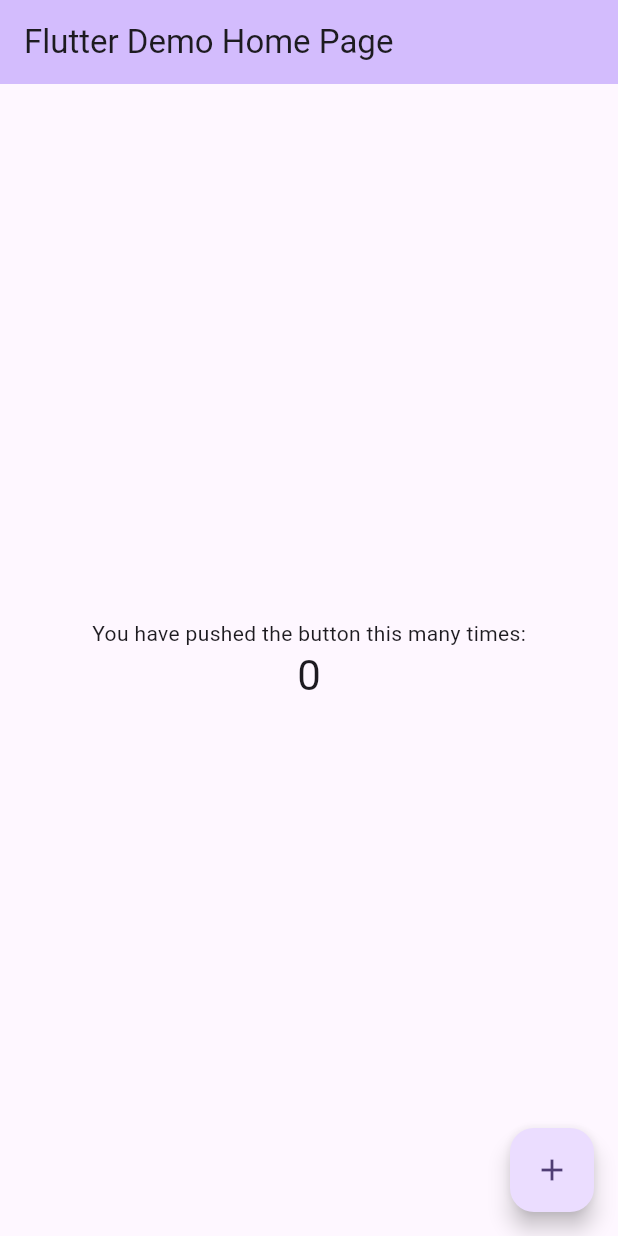
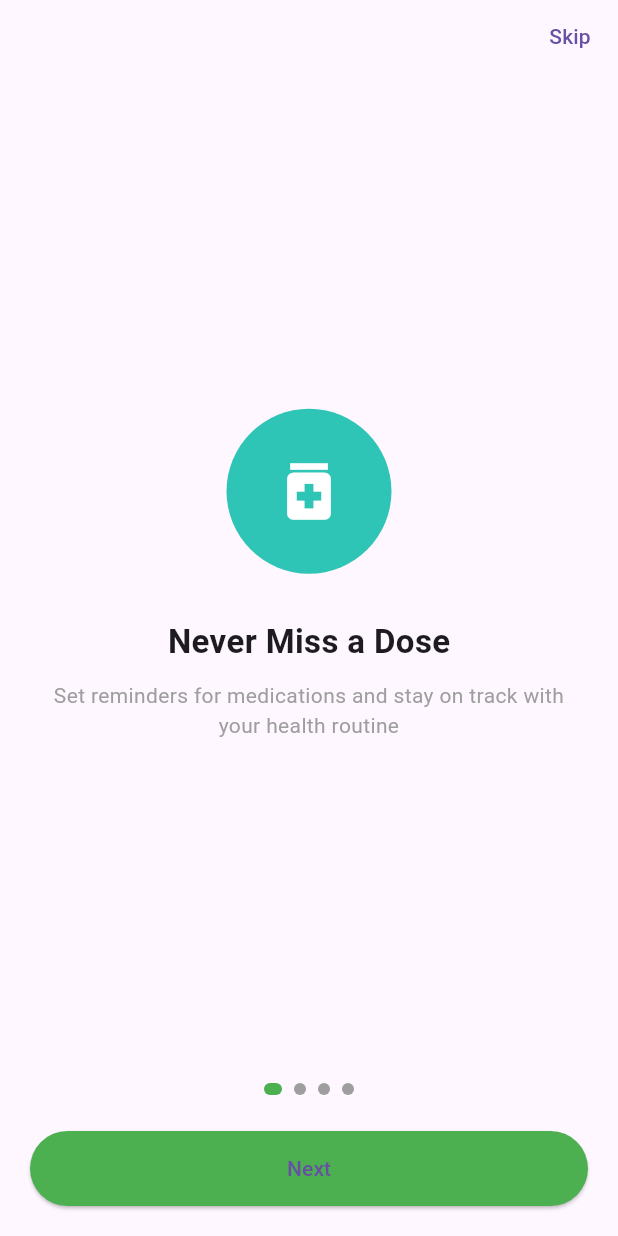
Before and after one commit to Abenezer-se/medicine-reminder-app, a Flutter app: the screen it shows after launch, on a phone screen of 412 x 824 dp. Run offline on Flutter 3.47's test engine with Material 3 defaults, Android fonts, the phone set to English and light mode, and no system bars.

Commit message:
added the onboarding screens, the home screen , the setting screen, drawer navigation, etc.

```diff
--- /dev/null
+++ b/lib/constants/colors.dart
@@ -0,0 +1,6 @@
+import 'package:flutter/material.dart';
+
+class AppColors {
+  static const primary = Color(0xFF2EC4B6);
+  static const grey = Colors.grey;
+}
--- a/lib/main.dart
+++ b/lib/main.dart
@@ -1,122 +1,18 @@
 import 'package:flutter/material.dart';
+import 'screen/onboarding_screen.dart';
 
 void main() {
-  runApp(const MyApp());
+  runApp(const MeditimeApp());
 }
 
-class MyApp extends StatelessWidget {
-  const MyApp({super.key});
+class MeditimeApp extends StatelessWidget {
+  const MeditimeApp({super.key});
 
-  // This widget is the root of your application.
   @override
   Widget build(BuildContext context) {
-    return MaterialApp(
-      title: 'Flutter Demo',
-      theme: ThemeData(
-        // This is the theme of your application.
-        //
-        // TRY THIS: Try running your application with "flutter run". You'll see
-        // the application has a purple toolbar. Then, without quitting the app,
-        // try changing the seedColor in the colorScheme below to Colors.green
-        // and then invoke "hot reload" (save your changes or press the "hot
-        // reload" button in a Flutter-supported IDE, or press "r" if you used
-        // the command line to start the app).
-        //
-        // Notice that the counter didn't reset back to zero; the application
-        // state is not lost during the reload. To reset the state, use hot
-        // restart instead.
-        //
-        // This works for code too, not just values: Most code changes can be
-        // tested with just a hot reload.
-        colorScheme: .fromSeed(seedColor: Colors.deepPurple),
-      ),
-      home: const MyHomePage(title: 'Flutter Demo Home Page'),
+    return const MaterialApp(
+      debugShowCheckedModeBanner: false,
+      home: OnboardingScreen(),
     );
   }
 }
-
-class MyHomePage extends StatefulWidget {
-  const MyHomePage({super.key, required this.title});
-
-  // This widget is the home page of your application. It is stateful, meaning
-  // that it has a State object (defined below) that contains fields that affect
-  // how it looks.
-
-  // This class is the configuration for the state. It holds the values (in this
-  // case the title) provided by the parent (in this case the App widget) and
-  // used by the build method of the State. Fields in a Widget subclass are
-  // always marked "final".
-
-  final String title;
-
-  @override
-  State<MyHomePage> createState() => _MyHomePageState();
-}
-
-class _MyHomePageState extends State<MyHomePage> {
-  int _counter = 0;
-
-  void _incrementCounter() {
-    setState(() {
-      // This call to setState tells the Flutter framework that something has
-      // changed in this State, which causes it to rerun the build method below
-      // so that the display can reflect the updated values. If we changed
-      // _counter without calling setState(), then the build method would not be
-      // called again, and so nothing would appear to happen.
-      _counter++;
-    });
-  }
-
-  @override
-  Widget build(BuildContext context) {
-    // This method is rerun every time setState is called, for instance as done
-    // by the _incrementCounter method above.
-    //
-    // The Flutter framework has been optimized to make rerunning build methods
-    // fast, so that you can just rebuild anything that needs updating rather
-    // than having to individually change instances of widgets.
-    return Scaffold(
-      appBar: AppBar(
-        // TRY THIS: Try changing the color here to a specific color (to
-        // Colors.amber, perhaps?) and trigger a hot reload to see the AppBar
-        // change color while the other colors stay the same.
-        backgroundColor: Theme.of(context).colorScheme.inversePrimary,
-        // Here we take the value from the MyHomePage object that was created by
-        // the App.build method, and use it to set our appbar title.
-        title: Text(widget.title),
-      ),
-      body: Center(
-        // Center is a layout widget. It takes a single child and positions it
-        // in the middle of the parent.
-        child: Column(
-          // Column is also a layout widget. It takes a list of children and
-          // arranges them vertically. By default, it sizes itself to fit its
-          // children horizontally, and tries to be as tall as its parent.
-          //
-          // Column has various properties to control how it sizes itself and
-          // how it positions its children. Here we use mainAxisAlignment to
-          // center the children vertically; the main axis here is the vertical
-          // axis because Columns are vertical (the cross axis would be
-          // horizontal).
-          //
-          // TRY THIS: Invoke "debug painting" (choose the "Toggle Debug Paint"
-          // action in the IDE, or press "p" in the console), to see the
-          // wireframe for each widget.
-          mainAxisAlignment: .center,
-          children: [
-            const Text('You have pushed the button this many times:'),
-            Text(
-              '$_counter',
-              style: Theme.of(context).textTheme.headlineMedium,
-            ),
-          ],
-        ),
-      ),
-      floatingActionButton: FloatingActionButton(
-        onPressed: _incrementCounter,
-        tooltip: 'Increment',
-        child: const Icon(Icons.add),
-      ),
-    );
-  }
-}
--- /dev/null
+++ b/lib/screen/onboarding_screen.dart
@@ -0,0 +1,121 @@
+import 'package:flutter/material.dart';
+import '../widgets/onboarding_page.dart';
+import 'home_screen.dart';
+
+class OnboardingScreen extends StatefulWidget {
+  const OnboardingScreen({super.key});
+
+  @override
+  State<OnboardingScreen> createState() => _OnboardingScreenState();
+}
+
+class _OnboardingScreenState extends State<OnboardingScreen> {
+  final PageController controller = PageController();
+  int index = 0;
+
+  final pages = const [
+    OnboardingPage(
+      title: "Never Miss a Dose",
+      description:
+          "Set reminders for medications and stay on track with your health routine",
+      icon: Icons.medication,
+    ),
+    OnboardingPage(
+      title: "Track Your Health",
+      description:
+          "Monitor blood pressure, calculate BMI, and keep your records",
+      icon: Icons.favorite,
+    ),
+    OnboardingPage(
+      title: "Symptom Checker",
+      description: "Assess symptoms and get guidance instantly",
+      icon: Icons.health_and_safety,
+    ),
+    OnboardingPage(
+      title: "Find Pharmacies",
+      description: "Locate nearby pharmacies بسهولة",
+      icon: Icons.location_on,
+    ),
+  ];
+
+  void next() {
+    if (index == pages.length - 1) {
+      Navigator.pushReplacement(
+        context,
+        MaterialPageRoute(builder: (_) => const HomeScreen()),
+      );
+    } else {
+      controller.nextPage(
+        duration: const Duration(milliseconds: 300),
+        curve: Curves.easeInOut,
+      );
+    }
+  }
+
+  void skip() {
+    Navigator.pushReplacement(
+      context,
+      MaterialPageRoute(builder: (_) => const HomeScreen()),
+    );
+  }
+
+  @override
+  Widget build(BuildContext context) {
+    return Scaffold(
+      body: SafeArea(
+        child: Column(
+          children: [
+            // 🔹 Skip button
+            Align(
+              alignment: Alignment.topRight,
+              child: TextButton(onPressed: skip, child: const Text("Skip")),
+            ),
+
+            // 🔹 Pages
+            Expanded(
+              child: PageView(
+                controller: controller,
+                onPageChanged: (i) => setState(() => index = i),
+                children: pages,
+              ),
+            ),
+
+            // 🔹 Dots indicator
+            Row(
+              mainAxisAlignment: MainAxisAlignment.center,
+              children: List.generate(
+                pages.length,
+                (i) => Container(
+                  margin: const EdgeInsets.all(4),
+                  width: index == i ? 12 : 8,
+                  height: 8,
+                  decoration: BoxDecoration(
+                    color: index == i ? Colors.green : Colors.grey,
+                    borderRadius: BorderRadius.circular(10),
+                  ),
+                ),
+              ),
+            ),
+
+            const SizedBox(height: 20),
+
+            // 🔹 Button
+            Padding(
+              padding: const EdgeInsets.symmetric(horizontal: 20),
+              child: ElevatedButton(
+                onPressed: next,
+                style: ElevatedButton.styleFrom(
+                  backgroundColor: Colors.green,
+                  minimumSize: const Size(double.infinity, 50),
+                ),
+                child: Text(index == pages.length - 1 ? "Get Started" : "Next"),
+              ),
+            ),
+
+            const SizedBox(height: 20),
+          ],
+        ),
+      ),
+    );
+  }
+}
--- /dev/null
+++ b/lib/widgets/onboarding_page.dart
@@ -0,0 +1,46 @@
+import 'package:flutter/material.dart';
+import '../constants/colors.dart';
+
+class OnboardingPage extends StatelessWidget {
+  final String title;
+  final String description;
+  final IconData icon;
+
+  const OnboardingPage({
+    super.key,
+    required this.title,
+    required this.description,
+    required this.icon,
+  });
+
+  @override
+  Widget build(BuildContext context) {
+    return Column(
+      mainAxisAlignment: MainAxisAlignment.center,
+      children: [
+        Container(
+          padding: const EdgeInsets.all(30),
+          decoration: const BoxDecoration(
+            shape: BoxShape.circle,
+            color: AppColors.primary,
+          ),
+          child: Icon(icon, size: 50, color: Colors.white),
+        ),
+        const SizedBox(height: 30),
+        Text(
+          title,
+          style: const TextStyle(fontSize: 22, fontWeight: FontWeight.bold),
+        ),
+        const SizedBox(height: 10),
+        Padding(
+          padding: const EdgeInsets.symmetric(horizontal: 30),
+          child: Text(
+            description,
+            textAlign: TextAlign.center,
+            style: TextStyle(color: AppColors.grey),
+          ),
+        ),
+      ],
+    );
+  }
+}
--- a/pubspec.yaml
+++ b/pubspec.yaml
@@ -34,6 +34,7 @@ dependencies:
   # The following adds the Cupertino Icons font to your application.
   # Use with the CupertinoIcons class for iOS style icons.
   cupertino_icons: ^1.0.8
+  provider: ^6.0.5
 
 dev_dependencies:
   flutter_test:
```
Also changed, not shown: lib/providers/theme_provider.dart (added, +14 -0 lines), lib/screen/home_screen.dart (added, +79 -0 lines), lib/screen/setting_screen.dart (added, +40 -0 lines), lib/widgets/add_medicine_sheet.dart (added, +176 -0 lines), lib/widgets/drawer_widget.dart (added, +100 -0 lines), lib/widgets/schedule_item.dart (added, +17 -0 lines), lib/widgets/stat_card.dart (added, +32 -0 lines), pubspec.lock.
